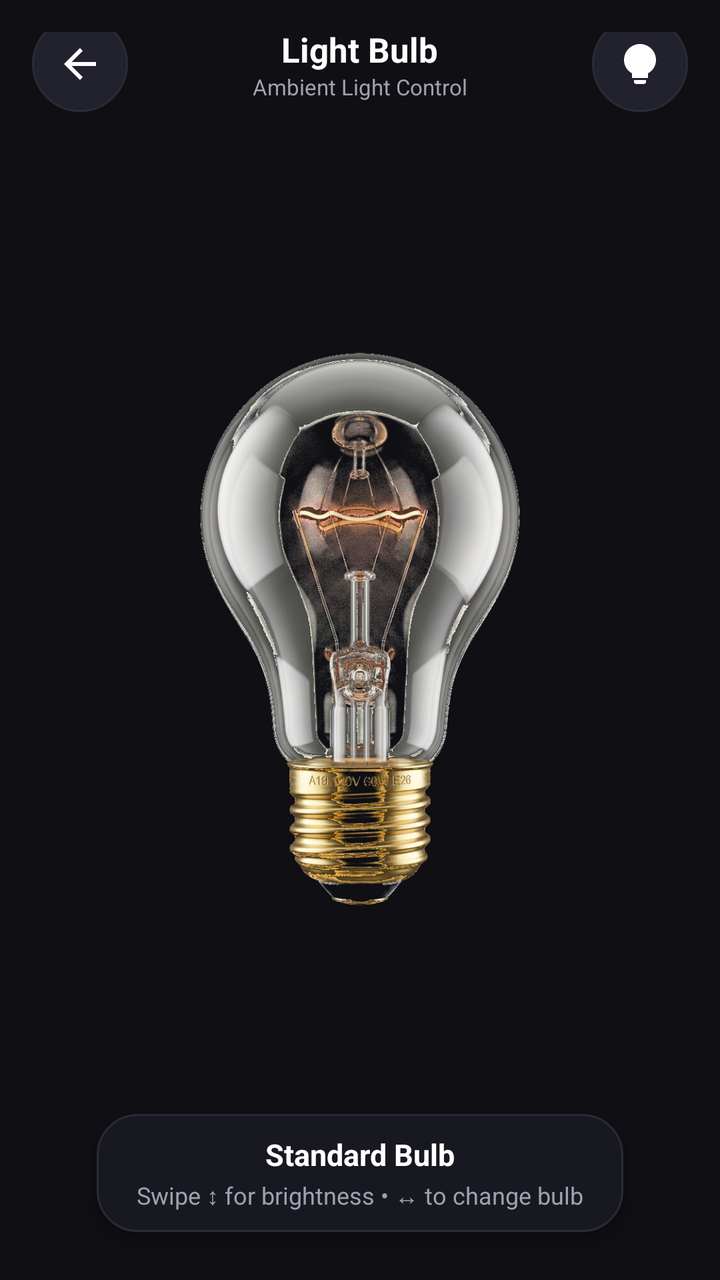
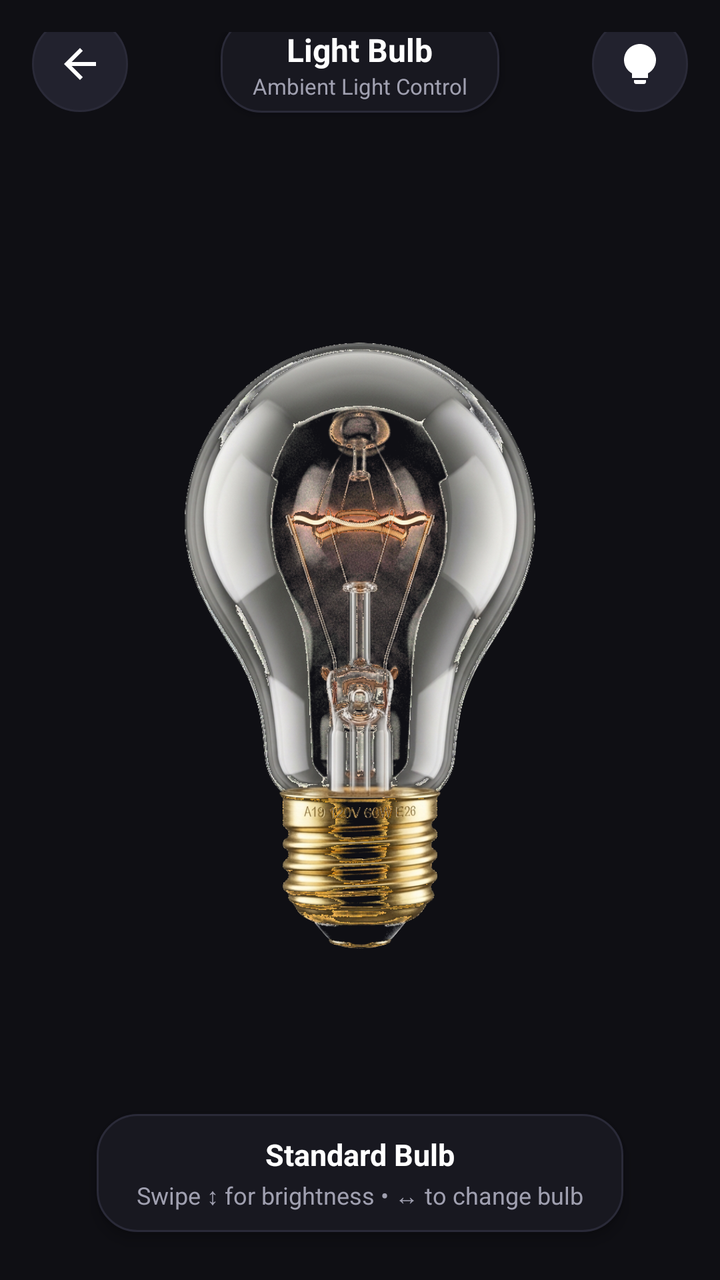

The first picture is an Android layout as it rendered before a commit; the second is the same layout after the commit. The layout source and the unified diff follow.
<!-- AndroidManifest.xml: application theme Theme.FlashNow -->
<!-- res/layout/fragment_light_bulb.xml -->
<?xml version="1.0" encoding="utf-8"?>
<RelativeLayout xmlns:android="http://schemas.android.com/apk/res/android"
    xmlns:app="http://schemas.android.com/apk/res-auto"
    android:id="@+id/light_bulb_root"
    android:layout_width="match_parent"
    android:layout_height="match_parent"
    android:background="@color/fn_bg_dark">

    
    <FrameLayout
        android:id="@+id/container_light_display"
        android:layout_width="match_parent"
        android:layout_height="match_parent">

        
        <View
            android:id="@+id/view_env_standard"
            android:layout_width="match_parent"
            android:layout_height="match_parent"
            android:background="@drawable/glow_env_standard"
            android:visibility="gone" />

        <View
            android:id="@+id/view_env_tube"
            android:layout_width="match_parent"
            android:layout_height="match_parent"
            android:background="@drawable/glow_env_tube"
            android:visibility="gone" />

        <View
            android:id="@+id/view_env_spotlight"
            android:layout_width="match_parent"
            android:layout_height="match_parent"
            android:background="@drawable/glow_env_spotlight"
            android:visibility="gone" />

        <View
            android:id="@+id/view_env_torch"
            android:layout_width="match_parent"
            android:layout_height="match_parent"
            android:background="@drawable/glow_env_torch"
            android:visibility="gone" />

        <View
            android:id="@+id/view_env_edison"
            android:layout_width="match_parent"
            android:layout_height="match_parent"
            android:background="@drawable/glow_env_edison"
            android:visibility="gone" />

        <View
            android:id="@+id/view_env_smart"
            android:layout_width="match_parent"
            android:layout_height="match_parent"
            android:background="@drawable/glow_env_smart"
            android:visibility="gone" />

        <View
            android:id="@+id/view_env_candle"
            android:layout_width="match_parent"
            android:layout_height="match_parent"
            android:background="@drawable/glow_env_candle"
            android:visibility="gone" />

        
        <ImageView
            android:id="@+id/iv_bulb_illustration"
            android:layout_width="match_parent"
            android:layout_height="match_parent"
            android:layout_gravity="center"
            android:contentDescription="Selected Light Source Visual"
            android:paddingHorizontal="16dp"
            android:paddingTop="48dp"
            android:paddingBottom="64dp"
            android:scaleType="fitCenter"
            android:src="@drawable/img_bulb_standard" />

        
        <View
            android:id="@+id/view_emitter_standard"
            android:layout_width="match_parent"
            android:layout_height="match_parent"
            android:background="@drawable/glow_emitter_standard"
            android:visibility="gone" />

        <View
            android:id="@+id/view_emitter_tube"
            android:layout_width="match_parent"
            android:layout_height="match_parent"
            android:background="@drawable/glow_emitter_tube"
            android:visibility="gone" />

        <View
            android:id="@+id/view_emitter_spotlight"
            android:layout_width="match_parent"
            android:layout_height="match_parent"
            android:background="@drawable/glow_emitter_spotlight"
            android:visibility="gone" />

        <View
            android:id="@+id/view_emitter_torch"
            android:layout_width="match_parent"
            android:layout_height="match_parent"
            android:background="@drawable/glow_emitter_torch"
            android:visibility="gone" />

        <View
            android:id="@+id/view_emitter_edison"
            android:layout_width="match_parent"
            android:layout_height="match_parent"
            android:background="@drawable/glow_emitter_edison"
            android:visibility="gone" />

        <View
            android:id="@+id/view_emitter_smart"
            android:layout_width="match_parent"
            android:layout_height="match_parent"
            android:background="@drawable/glow_emitter_smart"
            android:visibility="gone" />

        <View
            android:id="@+id/view_emitter_candle"
            android:layout_width="match_parent"
            android:layout_height="match_parent"
            android:background="@drawable/glow_emitter_candle"
            android:visibility="gone" />

    </FrameLayout>

    
    <RelativeLayout
        android:id="@+id/header_bar"
        android:layout_width="match_parent"
        android:layout_height="wrap_content"
        android:paddingHorizontal="16dp"
        android:paddingTop="16dp">

        
        <ImageButton
            android:id="@+id/btn_back_light_bulb"
            android:layout_width="48dp"
            android:layout_height="48dp"
            android:layout_alignParentStart="true"
            android:layout_centerVertical="true"
            android:background="@drawable/bg_overlay_circle"
            android:contentDescription="Back"
            android:padding="12dp"
            android:src="@drawable/ic_back"
            app:tint="@color/fn_text_primary" />

        
        <LinearLayout
            android:layout_width="wrap_content"
            android:layout_height="wrap_content"
            android:layout_centerInParent="true"
            android:gravity="center"
            android:orientation="vertical">

            <TextView
                android:layout_width="wrap_content"
                android:layout_height="wrap_content"
                android:text="Light Bulb"
                android:textColor="@color/fn_text_primary"
                android:textSize="17sp"
                android:textStyle="bold" />

            <TextView
                android:layout_width="wrap_content"
                android:layout_height="wrap_content"
                android:text="Ambient Light Control"
                android:textColor="@color/fn_text_secondary"
                android:textSize="11sp" />

        </LinearLayout>

        
        <ImageButton
            android:id="@+id/btn_select_bulb_type"
            android:layout_width="48dp"
            android:layout_height="48dp"
            android:layout_alignParentEnd="true"
            android:layout_centerVertical="true"
            android:background="@drawable/bg_overlay_circle"
            android:contentDescription="Select Light Source Type"
            android:padding="12dp"
            android:src="@drawable/ic_lightbulb"
            app:tint="@color/fn_text_primary" />

    </RelativeLayout>

    
    <TextView
        android:id="@+id/tv_brightness_hud"
        android:layout_width="wrap_content"
        android:layout_height="wrap_content"
        android:layout_centerInParent="true"
        android:background="@drawable/bg_overlay_pill"
        android:elevation="6dp"
        android:paddingHorizontal="24dp"
        android:paddingVertical="12dp"
        android:text="100%"
        android:textColor="@color/fn_text_primary"
        android:textSize="26sp"
        android:textStyle="bold"
        android:visibility="gone" />

    
    <LinearLayout
        android:id="@+id/bottom_info_pill"
        android:layout_width="wrap_content"
        android:layout_height="wrap_content"
        android:layout_alignParentBottom="true"
        android:layout_centerHorizontal="true"
        android:layout_marginBottom="24dp"
        android:background="@drawable/bg_overlay_pill"
        android:elevation="4dp"
        android:gravity="center"
        android:orientation="vertical"
        android:paddingHorizontal="20dp"
        android:paddingVertical="10dp">

        <TextView
            android:id="@+id/tv_overlay_bulb_name"
            android:layout_width="wrap_content"
            android:layout_height="wrap_content"
            android:text="Standard Bulb"
            android:textColor="@color/fn_text_primary"
            android:textSize="15sp"
            android:textStyle="bold" />

        <TextView
            android:id="@+id/tv_overlay_hint"
            android:layout_width="wrap_content"
            android:layout_height="wrap_content"
            android:layout_marginTop="2dp"
            android:text="Swipe ↕ for brightness • ↔ to change bulb"
            android:textColor="@color/fn_text_secondary"
            android:textSize="12sp" />

    </LinearLayout>

</RelativeLayout>
<!-- resources referenced by this layout -->
<resources>
  <color name="fn_bg_dark">#FF0F0F14</color>
  <color name="fn_text_primary">#FFFFFFFF</color>
  <color name="fn_text_secondary">#FFA0A0B0</color>
  <!-- drawable ic_lightbulb (drawable) -->
  <vector xmlns:android="http://schemas.android.com/apk/res/android"
      android:width="24dp"
      android:height="24dp"
      android:viewportWidth="24"
      android:viewportHeight="24"
      android:tint="@color/white">
    <path
        android:fillColor="@android:color/white"
        android:pathData="M9,21c0,0.55 0.45,1 1,1h4c0.55,0 1,-0.45 1,-1v-1H9V21zM12,2C7.58,2 4,5.58 4,10c0,2.85 1.5,5.29 4,6.67V19h8v-2.33c2.5,-1.38 4,-3.82 4,-6.67C20,5.58 16.42,2 12,2z"/>
  </vector>
  <style name="Theme.FlashNow" parent="Base.Theme.FlashNow" />
  <color name="white">#FFFFFFFF</color>
  <style name="Base.Theme.FlashNow" parent="Theme.FlashNow.Dark" />
  <style name="Theme.FlashNow.Dark" parent="Theme.Material3.Dark.NoActionBar">
          
          <item name="fnBackground">@color/fn_bg_dark</item>
          <item name="fnSurfaceLevel1">@color/fn_surface_level_1</item>
          <item name="fnSurfaceLevel2">@color/fn_surface_level_2</item>
          <item name="fnBorderSubtle">@color/fn_border_subtle</item>
          <item name="fnPrimaryBlue">@color/fn_primary_blue</item>
          <item name="fnPrimaryBlueContainer">@color/fn_primary_blue_container</item>
          <item name="fnAccentAmber">@color/fn_accent_amber</item>
          <item name="fnAccentGreen">@color/fn_accent_green</item>
          <item name="fnAccentRed">@color/fn_accent_red</item>
          <item name="fnTextPrimary">@color/fn_text_primary</item>
          <item name="fnTextSecondary">@color/fn_text_secondary</item>
          <item name="fnTextTertiary">@color/fn_text_tertiary</item>
  
          
          <item name="android:windowBackground">@color/fn_bg_dark</item>
          <item name="android:colorBackground">@color/fn_bg_dark</item>
          <item name="colorSurface">@color/fn_surface_level_1</item>
          <item name="colorSurfaceVariant">@color/fn_surface_level_2</item>
          <item name="colorOutline">@color/fn_border_subtle</item>
          <item name="colorPrimary">@color/fn_primary_blue</item>
          <item name="colorSecondary">@color/fn_accent_amber</item>
  
          
          <item name="toolbarStyle">@style/App.Toolbar</item>
  
          
          <item name="android:statusBarColor">@color/fn_bg_dark</item>
          <item name="android:navigationBarColor">@color/fn_bg_dark</item>
          <item name="android:windowLightStatusBar" tools:targetApi="m">false</item>
          <item name="android:windowLightNavigationBar" tools:targetApi="o_mr1">false</item>
  
          
          <item name="popupTheme">@style/App.PopupMenuTheme</item>
      </style>
  <color name="fn_surface_level_1">#FF181820</color>
  <color name="fn_surface_level_2">#FF22222E</color>
  <color name="fn_border_subtle">#FF2A2A38</color>
  <color name="fn_primary_blue">#FF00E5FF</color>
  <color name="fn_primary_blue_container">#FF1A2C38</color>
  <color name="fn_accent_amber">#FFFFD166</color>
  <color name="fn_accent_green">#FF06D6A0</color>
  <color name="fn_accent_red">#FFFF4757</color>
  <color name="fn_text_tertiary">#FF6E6E80</color>
  <style name="App.Toolbar" parent="Widget.Material3.Toolbar">
          <item name="android:background">@color/fn_bg_dark</item>
      </style>
  <style name="App.PopupMenuTheme" parent="ThemeOverlay.Material3.Dark">
          <item name="colorSurface">@color/fn_surface_level_1</item>
      </style>
  <!-- unchanged entries left out for length: 18 -->
</resources>

<!-- the commit's change to res/layout/fragment_light_bulb.xml (unified diff, before → after) -->
@@ -69,9 +69,7 @@
             android:layout_height="match_parent"
             android:layout_gravity="center"
             android:contentDescription="Selected Light Source Visual"
-            android:paddingHorizontal="16dp"
-            android:paddingTop="48dp"
-            android:paddingBottom="64dp"
+            android:padding="0dp"
             android:scaleType="fitCenter"
             android:src="@drawable/img_bulb_standard" />
 
@@ -146,29 +144,33 @@
             android:contentDescription="Back"
             android:padding="12dp"
             android:src="@drawable/ic_back"
-            app:tint="@color/fn_text_primary" />
+            app:tint="?attr/fnTextPrimary" />
 
         
         <LinearLayout
             android:layout_width="wrap_content"
             android:layout_height="wrap_content"
             android:layout_centerInParent="true"
+            android:background="@drawable/bg_overlay_pill"
+            android:elevation="4dp"
             android:gravity="center"
-            android:orientation="vertical">
+            android:orientation="vertical"
+            android:paddingHorizontal="16dp"
+            android:paddingVertical="6dp">
 
             <TextView
                 android:layout_width="wrap_content"
                 android:layout_height="wrap_content"
                 android:text="Light Bulb"
-                android:textColor="@color/fn_text_primary"
-                android:textSize="17sp"
+                android:textColor="?attr/fnTextPrimary"
+                android:textSize="16sp"
                 android:textStyle="bold" />
 
             <TextView
                 android:layout_width="wrap_content"
                 android:layout_height="wrap_content"
                 android:text="Ambient Light Control"
-                android:textColor="@color/fn_text_secondary"
+                android:textColor="?attr/fnTextSecondary"
                 android:textSize="11sp" />
 
         </LinearLayout>
@@ -184,7 +186,7 @@
             android:contentDescription="Select Light Source Type"
             android:padding="12dp"
             android:src="@drawable/ic_lightbulb"
-            app:tint="@color/fn_text_primary" />
+            app:tint="?attr/fnTextPrimary" />
 
     </RelativeLayout>
 
@@ -199,7 +201,7 @@
         android:paddingHorizontal="24dp"
         android:paddingVertical="12dp"
         android:text="100%"
-        android:textColor="@color/fn_text_primary"
+        android:textColor="?attr/fnTextPrimary"
         android:textSize="26sp"
         android:textStyle="bold"
         android:visibility="gone" />
@@ -224,7 +226,7 @@
             android:layout_width="wrap_content"
             android:layout_height="wrap_content"
             android:text="Standard Bulb"
-            android:textColor="@color/fn_text_primary"
+            android:textColor="?attr/fnTextPrimary"
             android:textSize="15sp"
             android:textStyle="bold" />
 
@@ -234,7 +236,7 @@
             android:layout_height="wrap_content"
             android:layout_marginTop="2dp"
             android:text="Swipe ↕ for brightness • ↔ to change bulb"
-            android:textColor="@color/fn_text_secondary"
+            android:textColor="?attr/fnTextSecondary"
             android:textSize="12sp" />
 
     </LinearLayout>
<!-- resource entries referenced after the edit -->
@@ -8,14 +8,12 @@
       android:width="24dp"
       android:height="24dp"
       android:viewportWidth="24"
-      android:viewportHeight="24"
-      android:tint="@color/white">
+      android:viewportHeight="24">
     <path
         android:fillColor="@android:color/white"
         android:pathData="M9,21c0,0.55 0.45,1 1,1h4c0.55,0 1,-0.45 1,-1v-1H9V21zM12,2C7.58,2 4,5.58 4,10c0,2.85 1.5,5.29 4,6.67V19h8v-2.33c2.5,-1.38 4,-3.82 4,-6.67C20,5.58 16.42,2 12,2z"/>
   </vector>
   <style name="Theme.FlashNow" parent="Base.Theme.FlashNow" />
-  <color name="white">#FFFFFFFF</color>
   <style name="Base.Theme.FlashNow" parent="Theme.FlashNow.Dark" />
   <style name="Theme.FlashNow.Dark" parent="Theme.Material3.Dark.NoActionBar">
           
@@ -35,8 +33,14 @@
           
           <item name="android:windowBackground">@color/fn_bg_dark</item>
           <item name="android:colorBackground">@color/fn_bg_dark</item>
+          <item name="android:textColorPrimary">@color/fn_text_primary</item>
+          <item name="android:textColorSecondary">@color/fn_text_secondary</item>
+          <item name="android:textColorTertiary">@color/fn_text_tertiary</item>
           <item name="colorSurface">@color/fn_surface_level_1</item>
           <item name="colorSurfaceVariant">@color/fn_surface_level_2</item>
+          <item name="colorOnBackground">@color/fn_text_primary</item>
+          <item name="colorOnSurface">@color/fn_text_primary</item>
+          <item name="colorOnSurfaceVariant">@color/fn_text_secondary</item>
           <item name="colorOutline">@color/fn_border_subtle</item>
           <item name="colorPrimary">@color/fn_primary_blue</item>
           <item name="colorSecondary">@color/fn_accent_amber</item>
@@ -63,10 +67,11 @@
   <color name="fn_accent_red">#FFFF4757</color>
   <color name="fn_text_tertiary">#FF6E6E80</color>
   <style name="App.Toolbar" parent="Widget.Material3.Toolbar">
-          <item name="android:background">@color/fn_bg_dark</item>
+          <item name="android:background">?attr/fnBackground</item>
       </style>
-  <style name="App.PopupMenuTheme" parent="ThemeOverlay.Material3.Dark">
-          <item name="colorSurface">@color/fn_surface_level_1</item>
+  <style name="App.PopupMenuTheme" parent="ThemeOverlay.Material3">
+          <item name="colorSurface">?attr/fnSurfaceLevel1</item>
+          <item name="android:textColor">?attr/fnTextPrimary</item>
       </style>
   <!-- unchanged entries left out for length: 18 -->
 </resources>
